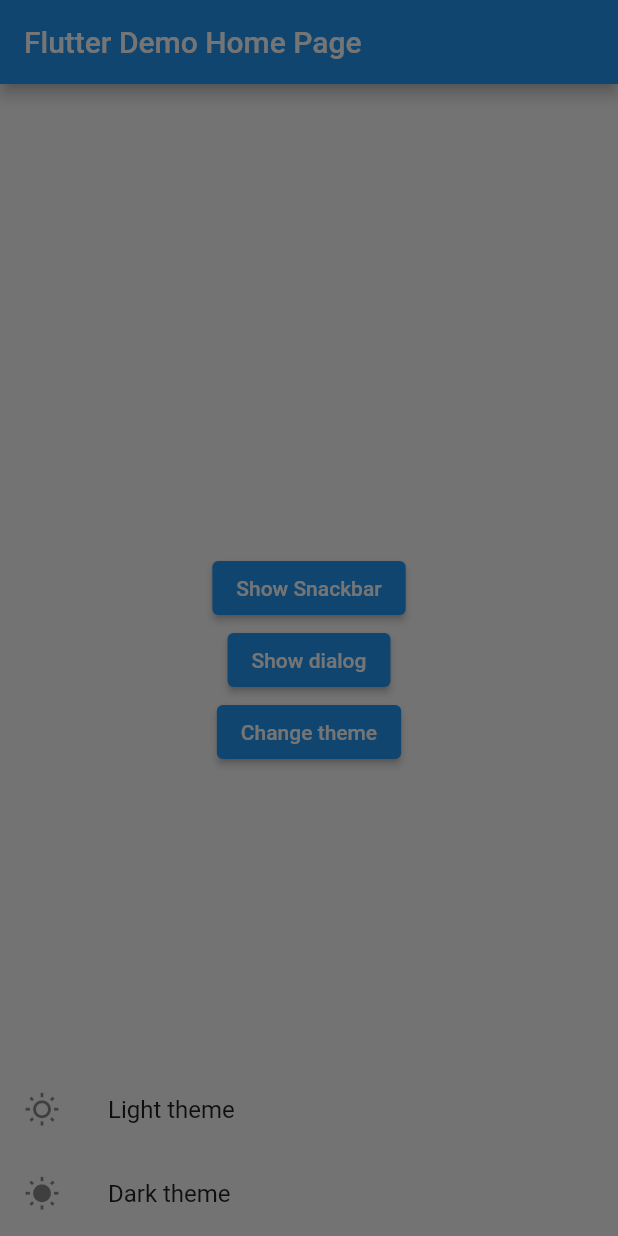
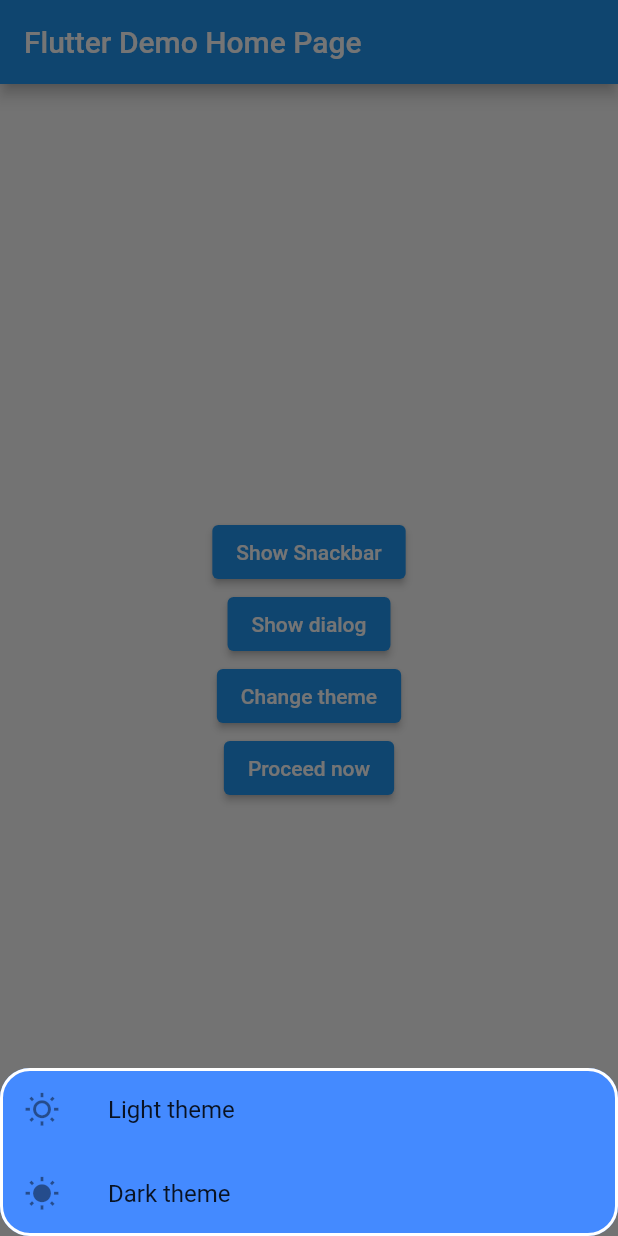
Before and after one commit to RonnyK36/get_x, a Flutter app: the screen it shows after launch, after a tap on "Change theme", on a phone screen of 412 x 824 dp. Run offline on Flutter 3.47's test engine with Material 2 defaults, Android fonts, the phone set to English and light mode, and no system bars; our stand-ins replace get.

Commit message:
Navigation with get x

```diff
--- a/lib/main.dart
+++ b/lib/main.dart
@@ -1,5 +1,6 @@
 import 'package:flutter/material.dart';
 import 'package:get/get.dart';
+import 'package:get_x/views/home/home.dart';
 
 void main() {
   runApp(MyApp());
@@ -59,7 +60,8 @@ class _MyHomePageState extends State<MyHomePage> {
             ),
             ElevatedButton(
               onPressed: () {
-                Get.bottomSheet(Container(
+                Get.bottomSheet(
+                  Container(
                     child: Wrap(
                       children: [
                         ListTile(
@@ -82,9 +84,28 @@ class _MyHomePageState extends State<MyHomePage> {
                         ),
                       ],
                     ),
-                ));
+                  ),
+                  backgroundColor: Colors.blueAccent,
+                  shape: RoundedRectangleBorder(
+                    borderRadius: BorderRadius.circular(20),
+                    side: BorderSide(
+                      color: Colors.white,
+                      width: 2,
+                      style: BorderStyle.solid,
+                    ),
+                  ),
+                );
               },
               child: Text('Change theme'),
+            ),
+            ElevatedButton(
+              onPressed: () {
+                Get.to(
+                  Home(),
+                  fullscreenDialog: true,
+                );
+              },
+              child: Text('Proceed now'),
             ),
           ],
         ),
```
Also changed, not shown: lib/views/home/home.dart (added, +30 -0 lines). Lines whose indentation alone changed are shown as unchanged.
